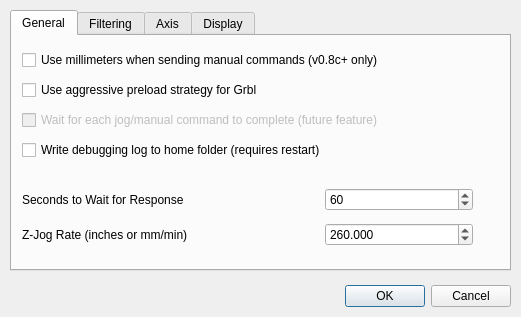
Before: the Qt Designer form options.ui in zapmaker/GrblHoming, drawn with Qt 5.
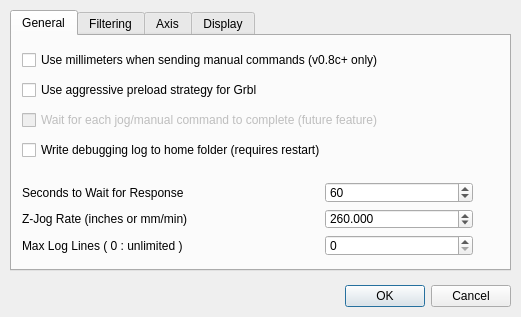
After: the same form once the commit is applied.

Commit message: added configuration option to limit the maximum number of status lines to log

What changed in the file:
```diff
--- a/options.ui
+++ b/options.ui
@@ -35,7 +35,7 @@
        <x>10</x>
        <y>146</y>
        <width>451</width>
-       <height>71</height>
+       <height>74</height>
       </rect>
      </property>
      <layout class="QGridLayout" name="gridLayout" columnstretch="2,1">
@@ -91,6 +91,16 @@
         </property>
        </widget>
       </item>
+      <item row="3" column="1">
+       <widget class="QSpinBox" name="spinMaxStatusLines"/>
+      </item>
+      <item row="3" column="0">
+       <widget class="QLabel" name="labelMaxStatusLines">
+        <property name="text">
+         <string>Max Log Lines ( 0 : unlimited )</string>
+        </property>
+       </widget>
+      </item>
      </layout>
     </widget>
     <widget class="QWidget" name="verticalLayoutWidget_2">
```
The commit also changes 3 other files.
